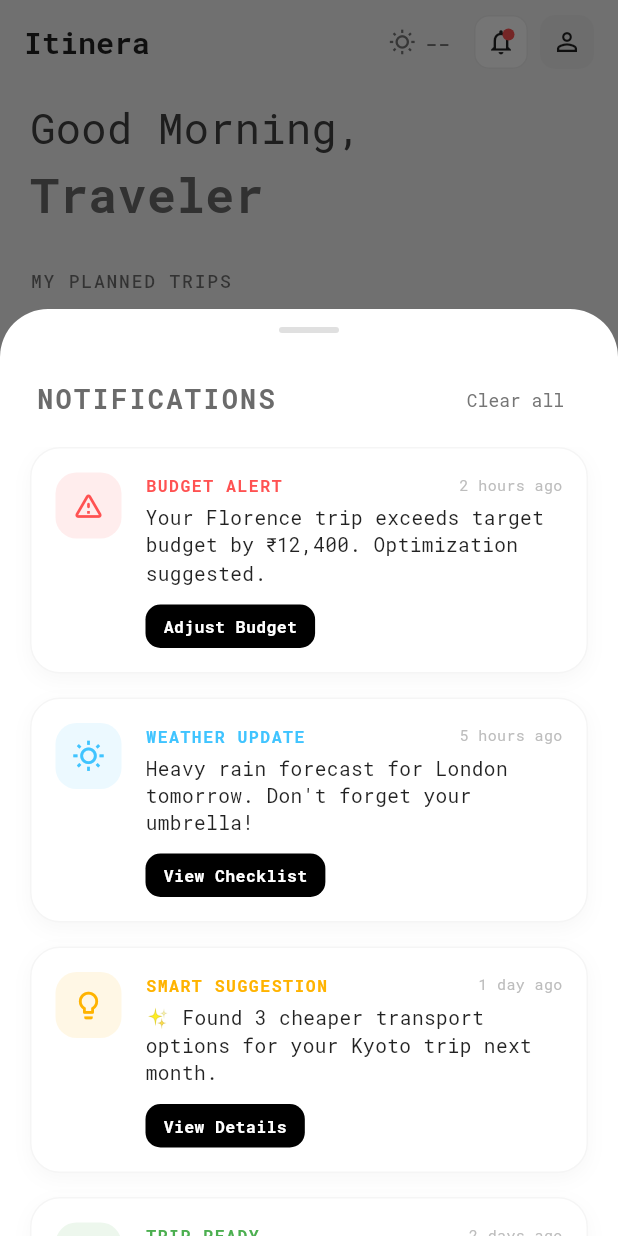
After one commit to Swapnil-Pramanik/Itinera-2, a Flutter app: the HomeScreen screen opened directly, after a tap on the "notifications none" icon, on a phone screen of 412 x 824 dp. The commit adds this screen. Run offline on Flutter 3.47's test engine with Material 3 defaults, Android fonts, the phone set to English and light mode, and no system bars; our stand-ins replace cached_network_image, lottie, supabase_flutter; accounts and stored records are empty; network calls fail.

Commit message:
Final polishing - 01

```diff
--- a/lib/screens/home/home_screen.dart
+++ b/lib/screens/home/home_screen.dart
@@ -13,6 +13,7 @@ import '../../widgets/overlays/loading_buffer_screen.dart';
 import 'my_atlas_bottom_sheet.dart';
 import 'profile_screen.dart';
 import 'search_bottom_sheet.dart';
+import 'notifications_bottom_sheet.dart';
 
 /// Home Screen - Main dashboard with trips and atlas
 class HomeScreen extends StatefulWidget {
@@ -120,6 +121,14 @@ class _HomeScreenState extends State<HomeScreen> {
       backgroundColor: const Color(0xFFF5F5F5),
       appBar: HomeAppBar(
         temperature: '--',
+        onNotificationsTap: () {
+          showModalBottomSheet(
+            context: context,
+            isScrollControlled: true,
+            backgroundColor: Colors.transparent,
+            builder: (context) => const NotificationsBottomSheet(),
+          );
+        },
         onMenuTap: () {
           Navigator.push(
             context,
--- /dev/null
+++ b/lib/screens/home/notifications_bottom_sheet.dart
@@ -0,0 +1,236 @@
+import 'package:flutter/material.dart';
+import 'dart:ui';
+
+/// Notifications Bottom Sheet - Modal to display alerts and suggestions
+class NotificationsBottomSheet extends StatelessWidget {
+  const NotificationsBottomSheet({super.key});
+
+  @override
+  Widget build(BuildContext context) {
+    return Container(
+      height: MediaQuery.of(context).size.height * 0.75,
+      decoration: const BoxDecoration(
+        color: Colors.white,
+        borderRadius: BorderRadius.vertical(top: Radius.circular(32)),
+      ),
+      child: Column(
+        children: [
+          // Handle
+          Container(
+            margin: const EdgeInsets.only(top: 12),
+            width: 40,
+            height: 4,
+            decoration: BoxDecoration(
+              color: Colors.grey.shade300,
+              borderRadius: BorderRadius.circular(2),
+            ),
+          ),
+
+          const SizedBox(height: 20),
+
+          // Header
+          Padding(
+            padding: const EdgeInsets.symmetric(horizontal: 24),
+            child: Row(
+              mainAxisAlignment: MainAxisAlignment.spaceBetween,
+              children: [
+                const Text(
+                  'NOTIFICATIONS',
+                  style: TextStyle(
+                    fontFamily: 'RobotoMono',
+                    fontSize: 18,
+                    fontWeight: FontWeight.w700,
+                    letterSpacing: 1.5,
+                  ),
+                ),
+                TextButton(
+                  onPressed: () {},
+                  child: Text(
+                    'Clear all',
+                    style: TextStyle(
+                      fontFamily: 'RobotoMono',
+                      fontSize: 12,
+                      color: Colors.grey.shade600,
+                    ),
+                  ),
+                ),
+              ],
+            ),
+          ),
+
+          const SizedBox(height: 8),
+
+          // Notification List
+          Expanded(
+            child: ListView(
+              padding: const EdgeInsets.symmetric(horizontal: 20),
+              children: [
+                _buildNotificationItem(
+                  context,
+                  type: _NotificationType.alert,
+                  title: 'BUDGET ALERT',
+                  message: 'Your Florence trip exceeds target budget by ₹12,400. Optimization suggested.',
+                  time: '2 hours ago',
+                  actionLabel: 'Adjust Budget',
+                ),
+                _buildNotificationItem(
+                  context,
+                  type: _NotificationType.weather,
+                  title: 'WEATHER UPDATE',
+                  message: 'Heavy rain forecast for London tomorrow. Don\'t forget your umbrella!',
+                  time: '5 hours ago',
+                  actionLabel: 'View Checklist',
+                ),
+                _buildNotificationItem(
+                  context,
+                  type: _NotificationType.suggestion,
+                  title: 'SMART SUGGESTION',
+                  message: '✨ Found 3 cheaper transport options for your Kyoto trip next month.',
+                  time: '1 day ago',
+                  actionLabel: 'View Details',
+                ),
+                _buildNotificationItem(
+                  context,
+                  type: _NotificationType.info,
+                  title: 'TRIP READY',
+                  message: 'Your custom itinerary for Tokyo is fully generated and ready!',
+                  time: '2 days ago',
+                  actionLabel: 'Open Itinerary',
+                ),
+              ],
+            ),
+          ),
+        ],
+      ),
+    );
+  }
+
+  Widget _buildNotificationItem(
+    BuildContext context, {
+    required _NotificationType type,
+    required String title,
+    required String message,
+    required String time,
+    String? actionLabel,
+  }) {
+    Color iconColor;
+    IconData iconData;
+    Color bgColor;
+
+    switch (type) {
+      case _NotificationType.alert:
+        iconColor = const Color(0xFFFF5252);
+        iconData = Icons.warning_amber_rounded;
+        bgColor = const Color(0xFFFF5252).withOpacity(0.1);
+        break;
+      case _NotificationType.suggestion:
+        iconColor = const Color(0xFFFFB300);
+        iconData = Icons.lightbulb_outline_rounded;
+        bgColor = const Color(0xFFFFB300).withOpacity(0.1);
+        break;
+      case _NotificationType.weather:
+        iconColor = const Color(0xFF40C4FF);
+        iconData = Icons.wb_sunny_outlined;
+        bgColor = const Color(0xFF40C4FF).withOpacity(0.1);
+        break;
+      case _NotificationType.info:
+        iconColor = const Color(0xFF4CAF50);
+        iconData = Icons.check_circle_outline_rounded;
+        bgColor = const Color(0xFF4CAF50).withOpacity(0.1);
+        break;
+    }
+
+    return Container(
+      margin: const EdgeInsets.only(bottom: 16),
+      padding: const EdgeInsets.all(16),
+      decoration: BoxDecoration(
+        color: Colors.white,
+        borderRadius: BorderRadius.circular(20),
+        border: Border.all(color: Colors.grey.shade100),
+        boxShadow: [
+          BoxShadow(
+            color: Colors.black.withOpacity(0.03),
+            blurRadius: 10,
+            offset: const Offset(0, 4),
+          ),
+        ],
+      ),
+      child: Row(
+        crossAxisAlignment: CrossAxisAlignment.start,
+        children: [
+          Container(
+            width: 44,
+            height: 44,
+            decoration: BoxDecoration(
+              color: bgColor,
+              borderRadius: BorderRadius.circular(14),
+            ),
+            child: Icon(iconData, color: iconColor, size: 22),
+          ),
+          const SizedBox(width: 16),
+          Expanded(
+            child: Column(
+              crossAxisAlignment: CrossAxisAlignment.start,
+              children: [
+                Row(
+                  mainAxisAlignment: MainAxisAlignment.spaceBetween,
+                  children: [
+                    Text(
+                      title,
+                      style: TextStyle(
+                        fontFamily: 'RobotoMono',
+                        fontSize: 11,
+                        fontWeight: FontWeight.w700,
+                        color: iconColor,
+                        letterSpacing: 1,
+                      ),
+                    ),
+                    Text(
+                      time,
+                      style: TextStyle(
+                        fontSize: 10,
+                        color: Colors.grey.shade400,
+                      ),
+                    ),
+                  ],
+                ),
+                const SizedBox(height: 4),
+                Text(
+                  message,
+                  style: const TextStyle(
+                    fontSize: 13,
+                    color: Colors.black87,
+                    height: 1.4,
+                  ),
+                ),
+                if (actionLabel != null) ...[
+                  const SizedBox(height: 12),
+                  InkWell(
+                    onTap: () {},
+                    child: Container(
+                      padding: const EdgeInsets.symmetric(horizontal: 12, vertical: 6),
+                      decoration: BoxDecoration(
+                        color: Colors.black,
+                        borderRadius: BorderRadius.circular(10),
+                      ),
+                      child: Text(
+                        actionLabel,
+                        style: const TextStyle(
+                          color: Colors.white,
+                          fontSize: 11,
+                          fontWeight: FontWeight.w600,
+                        ),
+                      ),
+                    ),
+                  ),
+                ],
+              ],
+            ),
+          ),
+        ],
+      ),
+    );
+  }
+}
+
+enum _NotificationType { alert, suggestion, weather, info }
--- a/lib/widgets/appbars/appbars.dart
+++ b/lib/widgets/appbars/appbars.dart
@@ -3,11 +3,13 @@ import 'package:flutter/material.dart';
 /// Home screen app bar with logo, weather, and menu
 class HomeAppBar extends StatelessWidget implements PreferredSizeWidget {
   final VoidCallback? onMenuTap;
+  final VoidCallback? onNotificationsTap;
   final String? temperature;
 
   const HomeAppBar({
     super.key,
     this.onMenuTap,
+    this.onNotificationsTap,
     this.temperature,
   });
 
@@ -50,6 +52,41 @@ class HomeAppBar extends StatelessWidget implements PreferredSizeWidget {
         ],
       ),
       actions: [
+        GestureDetector(
+          onTap: onNotificationsTap,
+          child: Container(
+            width: 36,
+            height: 36,
+            decoration: BoxDecoration(
+              color: Colors.white,
+              borderRadius: BorderRadius.circular(10),
+              border: Border.all(color: Colors.grey.shade200),
+            ),
+            child: Stack(
+              alignment: Alignment.center,
+              children: [
+                const Icon(
+                  Icons.notifications_none_outlined,
+                  size: 20,
+                  color: Colors.black87,
+                ),
+                Positioned(
+                  top: 8,
+                  right: 8,
+                  child: Container(
+                    width: 8,
+                    height: 8,
+                    decoration: const BoxDecoration(
+                      color: Color(0xFFFF5252),
+                      shape: BoxShape.circle,
+                    ),
+                  ),
+                ),
+              ],
+            ),
+          ),
+        ),
+        const SizedBox(width: 8),
         GestureDetector(
           onTap: onMenuTap,
           child: Container(
```
Also changed, not shown: 4 other files.
